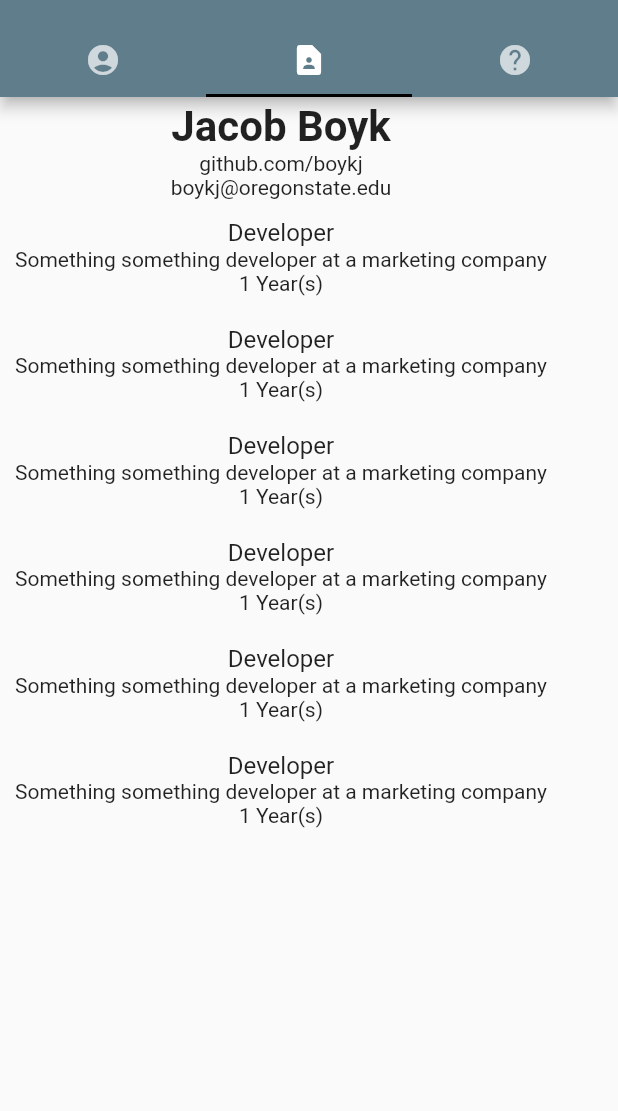
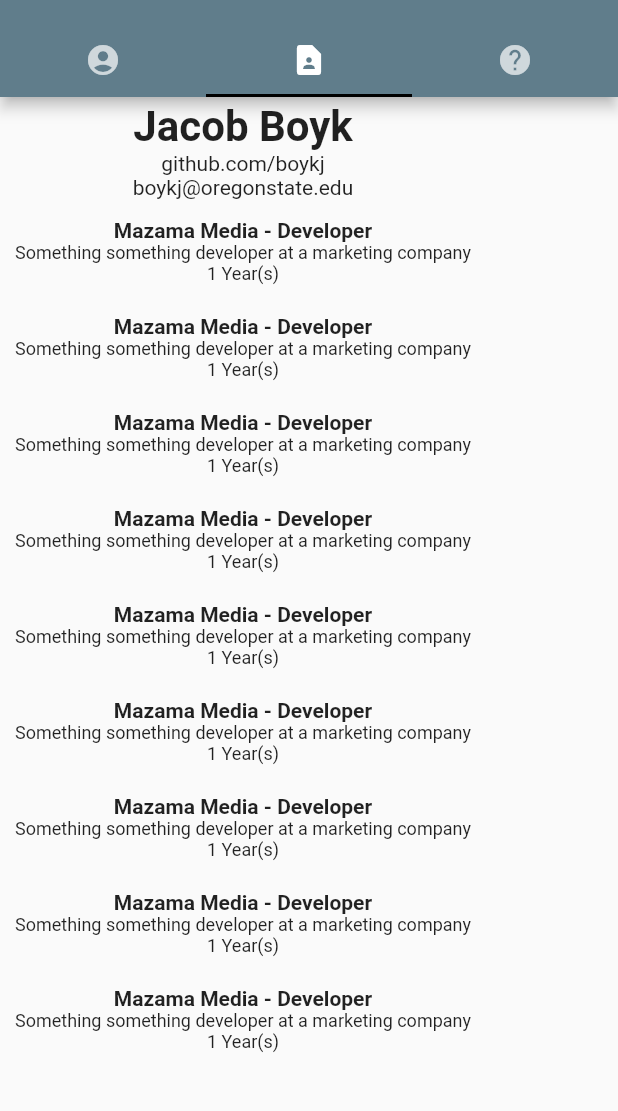
Before and after one commit to boykj/cs492-callMeMaybe, a Flutter app: the screen it shows after launch, tab 2 chosen, on a phone screen of 412 x 824 dp, the part 59-1170 px from its top. Run offline on Flutter 3.47's test engine with Material 2 defaults, Android fonts, the phone set to English and light mode, and no system bars; Roboto replaces fonts that are missing (Georgia).

Commit message:
resumeList.dart: Add scrolling feature to resume list

```diff
--- a/lib/emailLink.dart
+++ b/lib/emailLink.dart
@@ -8,7 +8,6 @@ class EmailLink extends StatelessWidget {
 
   @override
   Widget build(BuildContext context) {
-    return FlatButton(
-        child: Text(email), onPressed: () => launch("mailto:$email"));
+    return InkWell(child: Text(email), onTap: () => launch("mailto:$email"));
   }
 }
--- a/lib/myApp.dart
+++ b/lib/myApp.dart
@@ -9,12 +9,13 @@ class MyApp extends StatelessWidget {
   Widget build(BuildContext context) {
     return MaterialApp(
         theme: ThemeData(
+            fontFamily: 'Georgia',
             primaryColor: Colors.blueGrey,
             textTheme: TextTheme(
                 headline5: TextStyle(
                     fontSize: 24,
                     fontWeight: FontWeight.bold,
-                    fontFamily: 'Arial'),
+                    fontFamily: 'Oswald'),
                 headline6: TextStyle(
                     fontSize: 24, fontWeight: FontWeight.bold, height: 3))),
         home: DefaultLayout());
--- a/lib/resumeList.dart
+++ b/lib/resumeList.dart
@@ -8,16 +8,25 @@ class ResumeList extends StatefulWidget {
   _ResumeListState createState() => _ResumeListState();
 }
 
-final headerTitle = 'Developer';
+final headerTitle = 'Mazama Media - Developer';
 final headerDetails = 'Something something developer at a marketing company';
 final headerExperience = '1 Year(s)';
+
+List resumeListing = [
+  paddedTextBlock(headerTitle, headerDetails, headerExperience),
+  paddedTextBlock(headerTitle, headerDetails, headerExperience)
+];
 
 class _ResumeListState extends State<ResumeList> {
   @override
   Widget build(BuildContext context) {
     return Scaffold(
-      body: Column(children: [
+        body: SingleChildScrollView(
+      child: Column(children: [
         titleBlock(context),
+        paddedTextBlock(headerTitle, headerDetails, headerExperience),
+        paddedTextBlock(headerTitle, headerDetails, headerExperience),
+        paddedTextBlock(headerTitle, headerDetails, headerExperience),
         paddedTextBlock(headerTitle, headerDetails, headerExperience),
         paddedTextBlock(headerTitle, headerDetails, headerExperience),
         paddedTextBlock(headerTitle, headerDetails, headerExperience),
@@ -25,7 +34,7 @@ class _ResumeListState extends State<ResumeList> {
         paddedTextBlock(headerTitle, headerDetails, headerExperience),
         paddedTextBlock(headerTitle, headerDetails, headerExperience)
       ]),
-    );
+    ));
   }
 }
 
@@ -33,9 +42,10 @@ Widget paddedTextBlock(title, details, experience) {
   return Padding(
       padding: EdgeInsets.all(10),
       child: Column(children: [
-        Text(title, style: TextStyle(fontSize: 16)),
-        Text(details),
-        Text(experience)
+        Text(title,
+            style: TextStyle(fontSize: 14, fontWeight: FontWeight.bold)),
+        Text(details, style: TextStyle(fontSize: 12)),
+        Text(experience, style: TextStyle(fontSize: 12))
       ]));
 }
 
@@ -46,6 +56,6 @@ Widget titleBlock(context) {
         Text('Jacob Boyk',
             style: TextStyle(fontSize: 28, fontWeight: FontWeight.bold)),
         InkWell(child: GithubLink()),
-        InkWell(child: Text(email), onTap: () => launch("mailto:$email"))
+        InkWell(child: EmailLink())
       ]));
 }
```
Also changed, not shown: lib/businessCard.dart (+4 -3 lines).
